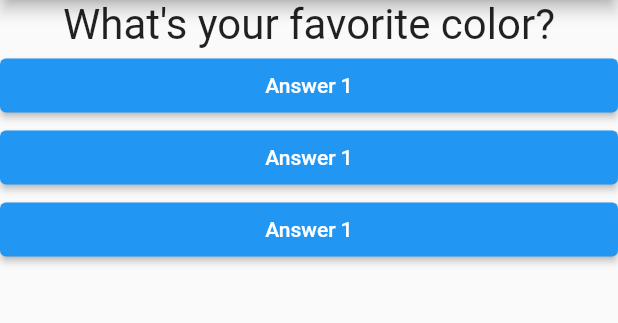
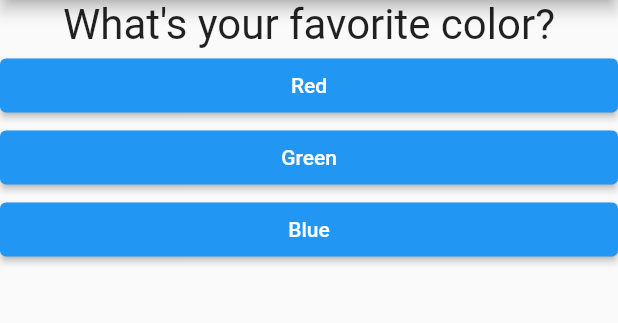
Before and after one commit to iamyuu/flutter_quiz, a Flutter app: the screen it shows after launch, on a phone screen of 412 x 824 dp, the part 84-407 px from its top. Run offline on Flutter 3.47's test engine with Material 2 defaults, Android fonts, the phone set to English and light mode, and no system bars.

Commit message:
dynamic answer

```diff
--- a/lib/answer.dart
+++ b/lib/answer.dart
@@ -2,8 +2,9 @@ import 'package:flutter/material.dart';
 
 class Answer extends StatelessWidget {
   final VoidCallback selectHandler;
+  final String answerText;
 
-  const Answer(this.selectHandler, {Key? key}) : super(key: key);
+  const Answer(this.selectHandler, this.answerText, {Key? key}) : super(key: key);
 
   @override
   Widget build(BuildContext context) {
@@ -13,7 +14,7 @@ class Answer extends StatelessWidget {
         style: ButtonStyle(
           backgroundColor: MaterialStateProperty.all(Colors.blue),
         ),
-        child: const Text('Answer 1'),
+        child: Text(answerText),
         onPressed: selectHandler,
       ),
     );
--- a/lib/main.dart
+++ b/lib/main.dart
@@ -12,19 +12,45 @@ class App extends StatefulWidget {
 }
 
 class _AppState extends State<App> {
-  int _currentQuestion = 0;
+  int _questionIndex = 0;
 
   void _answerQuestion() {
     setState(() {
-      _currentQuestion += 1;
+      _questionIndex += 1;
     });
   }
 
   @override
   Widget build(BuildContext context) {
-    List<String> questions = [
+    // ignore: fixme
+    // FIXME: I'm getting error type when following the course (leave it for now)
+
+    // the original from course is here:
+    // var questions = [
+    //   {
+    //     'text': "What's your favorite color?",
+    //     'answers': ['Red', 'Green', 'Blue'],
+    //   },
+    //   {
+    //     'text': "What's your favorite animal?",
+    //     'answers': ['Cat', 'Dog'],
+    //   },
+    //   {
+    //     'text': "What's your favorite instuctor?",
+    //     'answers': ['Ken', 'Max', 'Angela', 'Andrei', 'Steele'],
+    //   },
+    // ];
+
+    var questions = [
       "What's your favorite color?",
       "What's your favorite animal?",
+      "What's your favorite instuctor?",
+    ];
+
+    var answers = [
+      ['Red', 'Green', 'Blue'],
+      ['Cat', 'Dog'],
+      ['Ken', 'Max', 'Angela', 'Andrei', 'Steele'],
     ];
 
     return MaterialApp(
@@ -34,10 +60,10 @@ class _AppState extends State<App> {
         ),
         body: Column(
           children: [
-            Question(questions[_currentQuestion]),
-            Answer(_answerQuestion),
-            Answer(_answerQuestion),
-            Answer(_answerQuestion),
+            Question(questions[_questionIndex]),
+            ...answers[_questionIndex]
+                .map((answer) => Answer(_answerQuestion, answer))
+                .toList()
           ],
         ),
       ),
```
